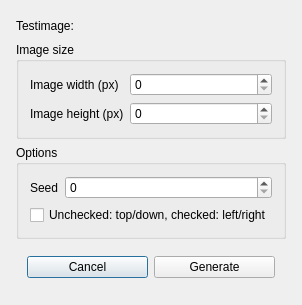
Kixel/KomischesCAIPProjekt, file KomischesCAIPProjekt/KPDSampleImage.ui: the form before one commit.
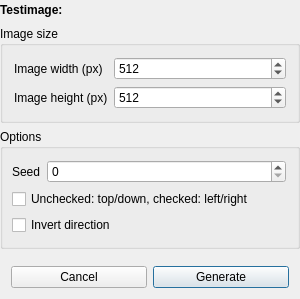
The form after the commit.

Commit message: Added Processing window (WIP) Added and integrated all test image generators Added save function Added benchmark function (in Tools static class)

What changed in the file:
```diff
--- a/KomischesCAIPProjekt/KPDSampleImage.ui
+++ b/KomischesCAIPProjekt/KPDSampleImage.ui
@@ -14,19 +14,31 @@
    <string>KPDSampleImage</string>
   </property>
   <layout class="QGridLayout" name="gridLayout">
+   <property name="leftMargin">
+    <number>0</number>
+   </property>
+   <property name="topMargin">
+    <number>0</number>
+   </property>
+   <property name="rightMargin">
+    <number>0</number>
+   </property>
+   <property name="bottomMargin">
+    <number>0</number>
+   </property>
    <item row="0" column="0">
     <layout class="QVBoxLayout" name="verticalLayout">
      <property name="leftMargin">
-      <number>5</number>
+      <number>0</number>
      </property>
      <property name="topMargin">
-      <number>5</number>
+      <number>0</number>
      </property>
      <property name="rightMargin">
-      <number>5</number>
+      <number>0</number>
      </property>
      <property name="bottomMargin">
-      <number>5</number>
+      <number>0</number>
      </property>
      <item>
       <widget class="QLabel" name="label">
@@ -49,7 +61,7 @@
         </size>
        </property>
        <property name="styleSheet">
-        <string notr="true"/>
+        <string notr="true">font-weight: 600; font-size: 11t;</string>
        </property>
        <property name="text">
         <string>Testimage: &lt;type here&gt;</string>
@@ -75,7 +87,17 @@
            </widget>
           </item>
           <item row="0" column="1">
-           <widget class="QSpinBox" name="imageWidthPxSpinBox"/>
+           <widget class="QSpinBox" name="imageWidthPxSpinBox">
+            <property name="minimum">
+             <number>1</number>
+            </property>
+            <property name="maximum">
+             <number>65536</number>
+            </property>
+            <property name="value">
+             <number>512</number>
+            </property>
+           </widget>
           </item>
           <item row="1" column="0">
            <widget class="QLabel" name="imageHeightPxLabel">
@@ -85,7 +107,17 @@
            </widget>
           </item>
           <item row="1" column="1">
-           <widget class="QSpinBox" name="imageHeightPxSpinBox"/>
+           <widget class="QSpinBox" name="imageHeightPxSpinBox">
+            <property name="minimum">
+             <number>1</number>
+            </property>
+            <property name="maximum">
+             <number>65536</number>
+            </property>
+            <property name="value">
+             <number>512</number>
+            </property>
+           </widget>
           </item>
          </layout>
         </item>
@@ -98,6 +130,12 @@
         <string>Options</string>
        </property>
        <layout class="QGridLayout" name="gridLayout_2">
+        <property name="leftMargin">
+         <number>9</number>
+        </property>
+        <property name="horizontalSpacing">
+         <number>3</number>
+        </property>
         <item row="1" column="0">
          <widget class="QCheckBox" name="checkBox">
           <property name="text">
@@ -107,6 +145,12 @@
         </item>
         <item row="0" column="0">
          <layout class="QFormLayout" name="formLayout">
+          <property name="horizontalSpacing">
+           <number>6</number>
+          </property>
+          <property name="verticalSpacing">
+           <number>6</number>
+          </property>
           <item row="0" column="0">
            <widget class="QLabel" name="seedLabel">
             <property name="text">
@@ -117,12 +161,19 @@
           <item row="0" column="1">
            <widget class="QSpinBox" name="seedSpinBox">
             <property name="maximum">
-             <number>2147483647</number>
+             <number>429496729</number>
             </property>
            </widget>
           </item>
          </layout>
         </item>
+        <item row="2" column="0">
+         <widget class="QCheckBox" name="checkBox_2">
+          <property name="text">
+           <string>Invert direction</string>
+          </property>
+         </widget>
+        </item>
        </layout>
       </widget>
      </item>
@@ -153,6 +204,9 @@
           <property name="text">
            <string>Generate</string>
           </property>
+          <property name="default">
+           <bool>true</bool>
+          </property>
          </widget>
         </item>
        </layout>
```
Left out of the diff: 4 changed lines with no effect on the pictures. The commit also changes 17 other files.
